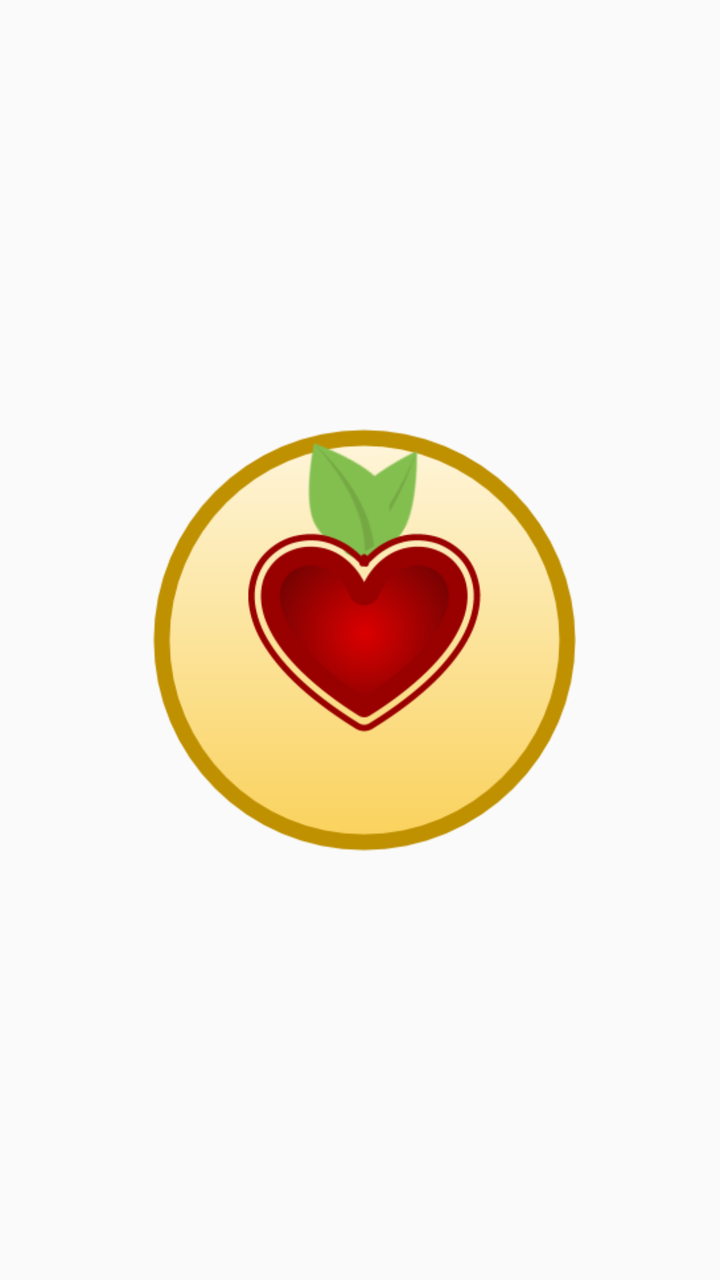
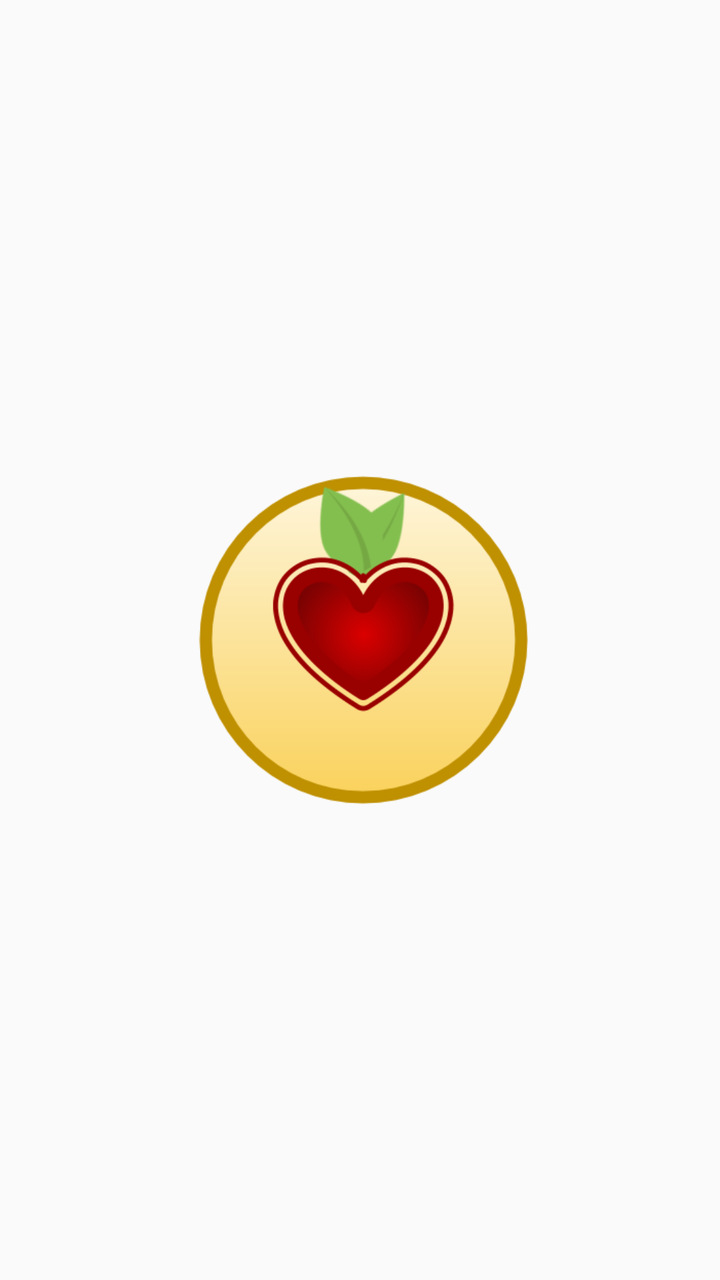

Before-and-after screenshots of an Android layout around one commit, followed by the original layout XML and the change that was made.
<!-- AndroidManifest.xml: application theme AppTheme -->
<!-- res/layout/placeholder_launch.xml -->
<?xml version="1.0" encoding="utf-8"?>
<LinearLayout xmlns:android="http://schemas.android.com/apk/res/android"
    xmlns:app="http://schemas.android.com/apk/res-auto"
    android:id="@+id/launch_placeholder"
    android:orientation="vertical"
    android:layout_width="match_parent"
    android:layout_height="match_parent">

    <FrameLayout
        android:layout_width="match_parent"
        android:layout_height="match_parent"
        android:padding="72dp">

        <ImageView
            android:layout_width="match_parent"
            android:layout_height="wrap_content"
            android:adjustViewBounds="true"
            android:src="@mipmap/ic_launcher_round"
            android:layout_gravity="center"/>

    </FrameLayout>

</LinearLayout>
<!-- resources referenced by this layout -->
<resources>
  <!-- mipmap ic_launcher_round: png bitmap (mipmap-xxhdpi, 23946 bytes) -->
  <style name="AppTheme" parent="Theme.AppCompat.Light.DarkActionBar">
          <item name="colorPrimary">@color/colorPrimary</item>
          <item name="colorPrimaryDark">@color/colorPrimaryDark</item>
          <item name="colorAccent">@color/colorAccent</item>
          <item name="popupMenuStyle">@style/AppTheme.PopupOverlay</item>
      </style>
  <color name="colorPrimary">#00B0FF</color>
  <color name="colorPrimaryDark">#0081CB</color>
  <color name="colorAccent">#FBC02D</color>
  <style name="AppTheme.PopupOverlay" parent="@android:style/Widget.PopupMenu">
          <item name="android:background">@color/colorPrimary</item>
      </style>
</resources>

<!-- the commit's change to res/layout/placeholder_launch.xml (unified diff, before → after) -->
@@ -14,8 +14,14 @@
         <ImageView
             android:layout_width="match_parent"
             android:layout_height="wrap_content"
+            android:padding="24dp"
             android:adjustViewBounds="true"
             android:src="@mipmap/ic_launcher_round"
+            android:layout_gravity="center"/>
+
+        <ProgressBar
+            android:layout_width="match_parent"
+            android:layout_height="match_parent"
             android:layout_gravity="center"/>
 
     </FrameLayout>
